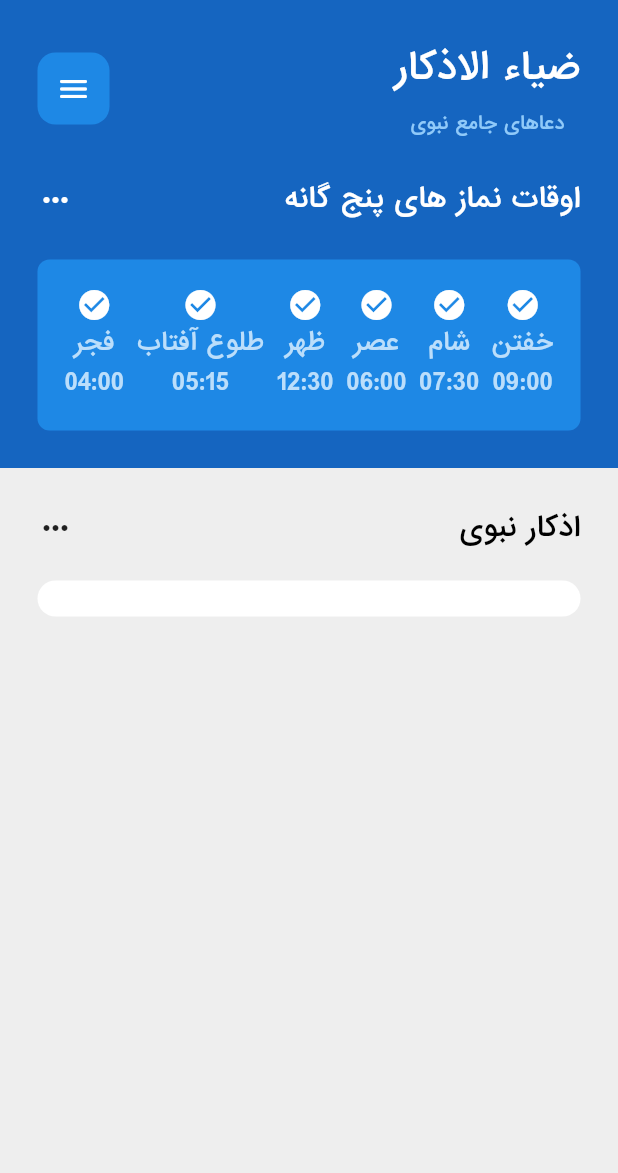
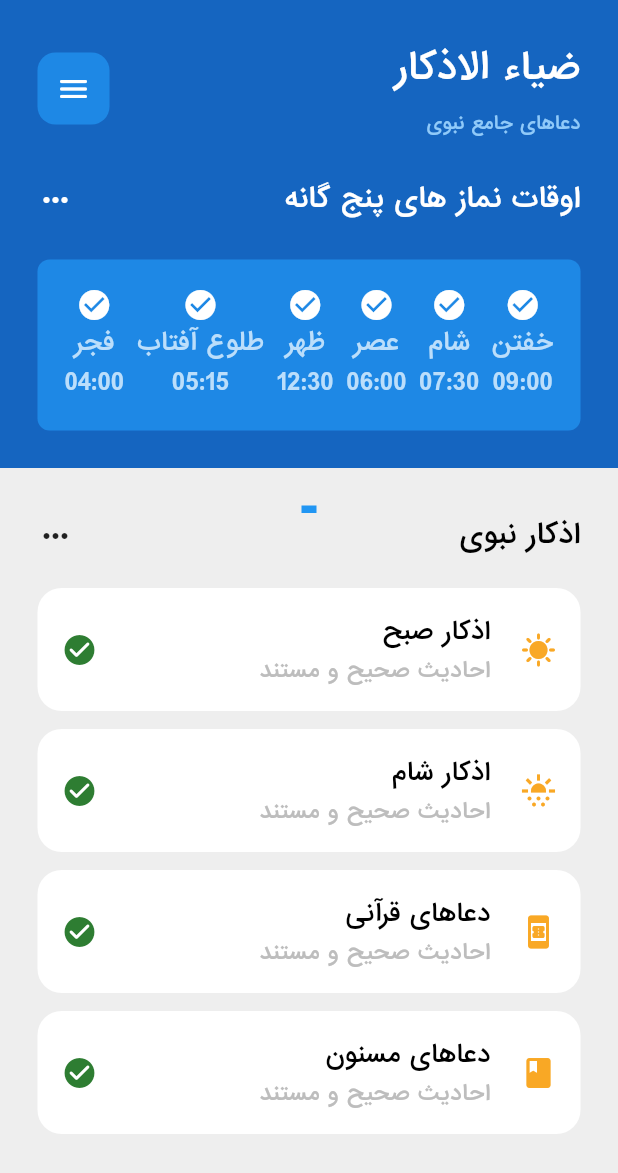
Before and after one commit to masoudqaderi1384/azkar_of_muslims, a Flutter app: the HomePage screen opened directly, on a phone screen of 412 x 824 dp. Shown: the top 1173 px of the screen. Run offline on Flutter 3.47's test engine with Material 2 defaults, Android fonts, the phone set to English and light mode, and no system bars; our stand-ins replace font_awesome_flutter, persistent_bottom_nav_bar.

Commit message:
Azkar_of_Muslim

```diff
--- /dev/null
+++ b/lib/utilities/azkar.dart
@@ -0,0 +1,65 @@
+import 'package:flutter/material.dart';
+
+class Prayer extends StatelessWidget {
+  final String name_Azkar;
+  final String shar_Azkar;
+  final icon_Azkar;
+  const Prayer({Key? key,
+    required this.name_Azkar,
+    required this.shar_Azkar,
+    required this.icon_Azkar
+  }): super(key: key);
+
+  @override
+  Widget build(BuildContext context) {
+    return Padding(
+      padding: const EdgeInsets.only(bottom: 12.0),
+      child: Container(
+          padding: EdgeInsets.all(16),
+          decoration: BoxDecoration(
+            color: Colors.white,
+            borderRadius: BorderRadius.circular(16.0),
+          ),
+          child: Row(
+            mainAxisAlignment: MainAxisAlignment.spaceBetween,
+            children: [
+              Icon(
+                Icons.check_circle_rounded,
+                color: Colors.green[800],
+              ),
+              Row(
+                mainAxisAlignment: MainAxisAlignment.spaceBetween,
+                children: [
+                  Column(
+                    crossAxisAlignment: CrossAxisAlignment.end,
+                    children: [
+                      Text(
+                        name_Azkar,
+                        style: TextStyle(
+                            fontSize: 16,
+                            fontFamily: 'Afghan',
+                            fontWeight: FontWeight.bold,
+                            color: Colors.black),
+                      ),
+                      Text(
+                        shar_Azkar,
+                        style: TextStyle(
+                            fontSize: 14,
+                            fontFamily: 'Afghan',
+                            fontWeight: FontWeight.normal,
+                            color: Colors.grey[400]),
+                      ),
+                    ],
+                  ),
+                  SizedBox(width: 20.0,),
+                  Icon(
+                    icon_Azkar,
+                    color: Colors.yellow[800],
+                  ),
+                ],
+              )
+            ],
+          )),
+    );
+  }
+}
--- a/lib/utilities/home_page.dart
+++ b/lib/utilities/home_page.dart
@@ -1,3 +1,4 @@
+import 'package:azkar_of_muslims/utilities/azkar.dart';
 import 'package:azkar_of_muslims/utilities/preyer_motion.dart';
 import 'package:flutter/material.dart';
 
@@ -34,6 +35,7 @@
                         ),
                       ),
                       Column(
+                        crossAxisAlignment: CrossAxisAlignment.end,
                         children: [
                           Text(
                             "ضیاء الاذکار",
@@ -93,31 +95,50 @@
                 color: Colors.grey[200],
                 child: Column(
                   children: [
+                    Container(
+                      decoration: BoxDecoration(),
+                      height: 5,
+                      width: 10,
+                      color: Colors.blue,
+                    ),
                     Row(
                       mainAxisAlignment: MainAxisAlignment.spaceBetween,
                       children: [
                         Icon(Icons.more_horiz_rounded),
-                          Text("اذکار نبوی",style: TextStyle(
+                        Text(
+                          "اذکار نبوی",
+                          style: TextStyle(
                               fontSize: 18,
                               fontFamily: 'Afghan',
                               fontWeight: FontWeight.bold,
-                            color: Colors.black),),
+                              color: Colors.black),
+                        ),
                       ],
                     ),
-                      SizedBox(height: 20,),
-                      Container(
-                        padding: EdgeInsets.all(12),
-                        decoration: BoxDecoration(
-                          color: Colors.white,
-                          borderRadius: BorderRadius.circular(16.0),
+                    SizedBox(
+                      height: 20,
                     ),
-                        child: Row(
-                          mainAxisAlignment: MainAxisAlignment.end,
+                    Expanded(
+                        child: ListView(
                       children: [
-
+                        Prayer(
+                            name_Azkar: "اذکار صبح",
+                            shar_Azkar: "احادیث صحیح و مستند",
+                            icon_Azkar: Icons.sunny),
+                        Prayer(
+                            name_Azkar: "اذکار شام",
+                            shar_Azkar: "احادیث صحیح و مستند",
+                            icon_Azkar: Icons.sunny_snowing),
+                        Prayer(
+                            name_Azkar: "دعاهای قرآنی",
+                            shar_Azkar: "احادیث صحیح و مستند",
+                            icon_Azkar: Icons.book_online_rounded),
+                        Prayer(
+                            name_Azkar: "دعاهای مسنون",
+                            shar_Azkar: "احادیث صحیح و مستند",
+                            icon_Azkar: Icons.book_rounded),
                       ],
-                        )
-                      ),
+                    ))
                   ],
                 ),
               ),
--- a/pubspec.yaml
+++ b/pubspec.yaml
@@ -60,8 +60,8 @@
   uses-material-design: true
 
   # To add assets to your application, add an assets section, like this:
-  # assets:
-  #   - images/a_dot_burr.jpeg
+  assets:
+    - images/
   #   - images/a_dot_ham.jpeg
 
   # An image asset can refer to one or more resolution-specific "variants", see
```
Also changed, not shown: images/prayer.png (added). Lines whose indentation alone changed are shown as unchanged.
